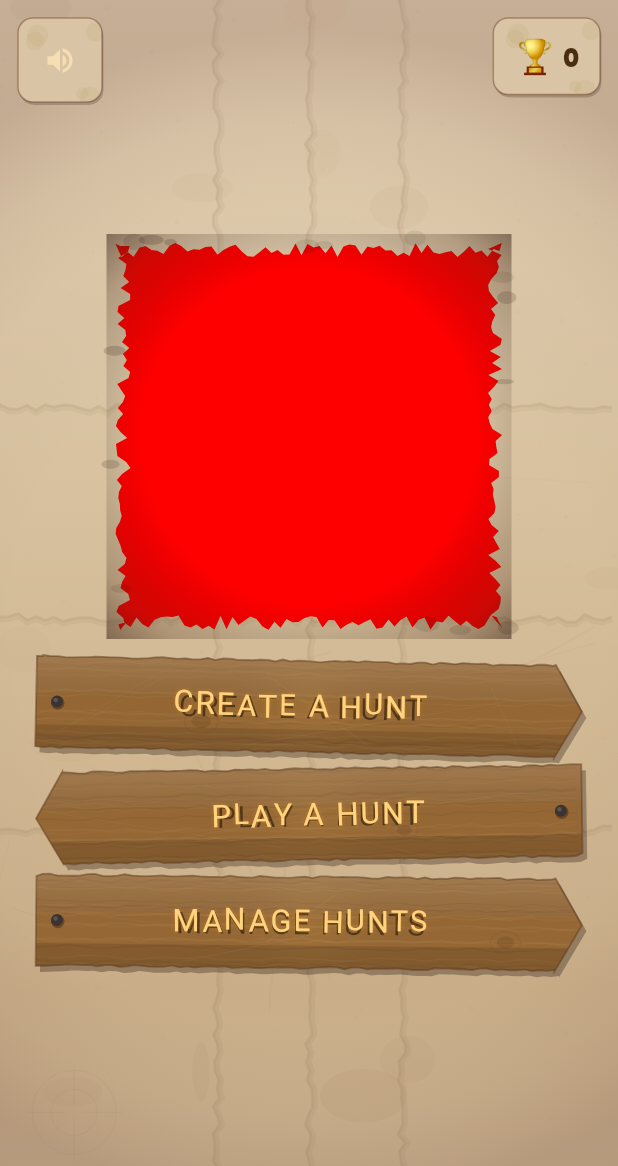
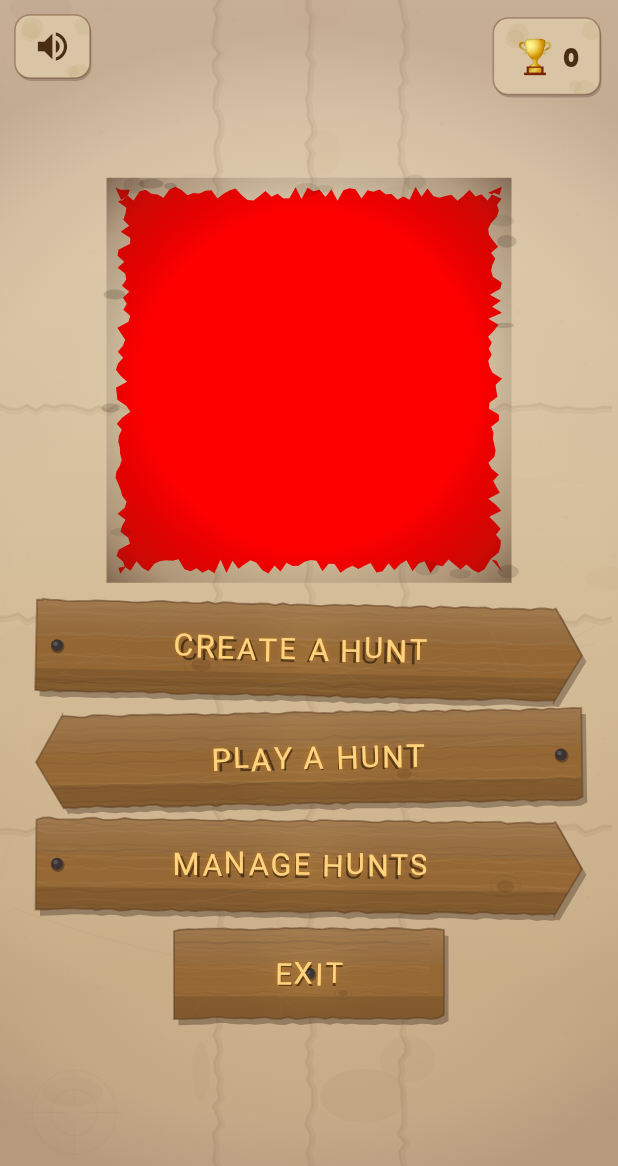
Before and after one commit to saturn1888/saturn1888, a Flutter app: the screen it shows after launch, on a phone screen of 412 x 824 dp. Shown: the top 1166 px of the screen. Run offline on Flutter 3.47's test engine with Material 3 defaults, Android fonts, the phone set to English and light mode, and no system bars; our stand-ins replace audioplayers, confetti, google_fonts, hive, hive_flutter, image_picker; accounts and stored records are empty.

Commit message:
Add treasure items, louder music, visible mute icon, exit button
Music:
- Volume increased from 35% to 70%
- Home screen mute icon now bigger (26px) with dark brown colour
  on parchment badge background, much more visible

Home screen:
- Content moved up (4px top padding instead of 8)
- New "Exit" plank button below other buttons — shorter width (180px),
  no arrow, with confirmation dialog before closing app
- Uses SystemNavigator.pop() for clean exit

Treasure items system:
- New TreasureItem model (Hive typeId 4) with name, photoPath,
  and assignedClueIndex
- Hunt model updated with treasureItems field (HiveField 9)
- New TreasureItemsScreen: add/remove items, take/pick photos per item,
  assign each item to a specific clue
- "Add Treasure Items" button in Clue Builder screen
- Items flow through: Clue Builder → Review → Hunt creation
- TreasureItemAdapter registered in main.dart

https://claude.ai/code/session_017Aw2r6LuaKG11VTUwd3Kn5

```diff
--- a/lib/main.dart
+++ b/lib/main.dart
@@ -4,6 +4,7 @@ import 'models/hunt_theme.dart';
 import 'models/clue.dart';
 import 'models/hunt.dart';
 import 'models/trophy.dart';
+import 'models/treasure_item.dart';
 import 'theme/app_theme.dart';
 import 'screens/home_screen.dart';
 import 'screens/hunt_setup_screen.dart';
@@ -16,6 +17,7 @@ import 'screens/clue_screen.dart';
 import 'screens/victory_screen.dart';
 import 'screens/trophy_cabinet_screen.dart';
 import 'screens/manage_hunts_screen.dart';
+import 'screens/treasure_items_screen.dart';
 
 void main() async {
   WidgetsFlutterBinding.ensureInitialized();
@@ -26,6 +28,7 @@ void main() async {
   Hive.registerAdapter(ClueAdapter());
   Hive.registerAdapter(HuntAdapter());
   Hive.registerAdapter(TrophyAdapter());
+  Hive.registerAdapter(TreasureItemAdapter());
 
   await Hive.openBox<Hunt>('hunts');
   await Hive.openBox<Trophy>('trophies');
@@ -55,6 +58,7 @@ class OzHuntApp extends StatelessWidget {
         '/victory': (context) => const VictoryScreen(),
         '/trophies': (context) => const TrophyCabinetScreen(),
         '/manage': (context) => const ManageHuntsScreen(),
+        '/treasure-items': (context) => const TreasureItemsScreen(),
       },
     );
   }
--- a/lib/models/hunt.dart
+++ b/lib/models/hunt.dart
@@ -1,6 +1,7 @@
 import 'package:hive/hive.dart';
 import 'clue.dart';
 import 'hunt_theme.dart';
+import 'treasure_item.dart';
 
 part 'hunt.g.dart';
 
@@ -33,6 +34,9 @@ class Hunt extends HiveObject {
   @HiveField(8)
   String? prizePhotoPath;
 
+  @HiveField(9)
+  List<TreasureItem>? treasureItems;
+
   Hunt({
     required this.id,
     required this.name,
@@ -42,6 +46,7 @@ class Hunt extends HiveObject {
     this.victoryMessage = 'You did it! Amazing treasure hunters! 🎉',
     this.prizeDescription,
     this.prizePhotoPath,
+    this.treasureItems,
     DateTime? createdAt,
   }) : createdAt = createdAt ?? DateTime.now();
 
--- /dev/null
+++ b/lib/models/treasure_item.dart
@@ -0,0 +1,21 @@
+import 'package:hive/hive.dart';
+
+part 'treasure_item.g.dart';
+
+@HiveType(typeId: 4)
+class TreasureItem extends HiveObject {
+  @HiveField(0)
+  String name;
+
+  @HiveField(1)
+  String? photoPath;
+
+  @HiveField(2)
+  int? assignedClueIndex;
+
+  TreasureItem({
+    required this.name,
+    this.photoPath,
+    this.assignedClueIndex,
+  });
+}
--- a/lib/screens/home_screen.dart
+++ b/lib/screens/home_screen.dart
@@ -1,5 +1,6 @@
 import 'dart:math';
 import 'package:flutter/material.dart';
+import 'package:flutter/services.dart';
 import 'package:google_fonts/google_fonts.dart';
 import 'package:hive_flutter/hive_flutter.dart';
 import '../models/trophy.dart';
@@ -19,6 +20,29 @@ class _HomeScreenState extends State<HomeScreen> {
   void initState() {
     super.initState();
     MusicController.instance.start();
+  }
+
+  void _showExitConfirmation(BuildContext context) {
+    showDialog(
+      context: context,
+      builder: (context) => AlertDialog(
+        title: Text('Leave OzHunt?', style: AppTheme.heading(size: 22)),
+        content: Text(
+          'Are you sure you want to exit the app?',
+          style: AppTheme.body(size: 16),
+        ),
+        actions: [
+          TextButton(
+            onPressed: () => Navigator.pop(context),
+            child: Text('Stay', style: AppTheme.body(size: 16, color: AppTheme.darkGold)),
+          ),
+          TextButton(
+            onPressed: () => SystemNavigator.pop(),
+            child: const Text('Exit', style: TextStyle(color: Colors.red)),
+          ),
+        ],
+      ),
+    );
   }
 
   @override
@@ -68,7 +92,7 @@ class _HomeScreenState extends State<HomeScreen> {
                   child: Column(
                     mainAxisAlignment: MainAxisAlignment.start,
                     children: [
-                      const SizedBox(height: 8),
+                      const SizedBox(height: 4),
                       // Logo
                       SizedBox(
                         width: 270,
@@ -131,20 +155,46 @@ class _HomeScreenState extends State<HomeScreen> {
                         onTap: () =>
                             Navigator.pushNamed(context, '/manage'),
                       ),
+                      const SizedBox(height: 10),
+                      // Exit plank — shorter, no arrow
+                      SizedBox(
+                        width: 180,
+                        child: _SignpostPlank(
+                          label: 'Exit',
+                          tilt: 0.0,
+                          arrowDirection: 0,
+                          seed: 7,
+                          onTap: () => _showExitConfirmation(context),
+                        ),
+                      ),
                       const SizedBox(height: 30),
                     ],
                   ),
                 ),
               ),
-              // Mute button top-left
+              // Mute button top-left — bigger, more visible
               Positioned(
-                top: 12,
-                left: 12,
-                child: CustomPaint(
-                  painter: _WornBadgePainter(),
-                  child: const Padding(
-                    padding: EdgeInsets.all(4),
-                    child: MuteButton(),
+                top: 10,
+                left: 10,
+                child: GestureDetector(
+                  onTap: () => MusicController.instance.toggleMute(),
+                  child: ListenableBuilder(
+                    listenable: MusicController.instance,
+                    builder: (context, _) {
+                      final muted = MusicController.instance.isMuted;
+                      return CustomPaint(
+                        painter: _WornBadgePainter(),
+                        child: Padding(
+                          padding: const EdgeInsets.symmetric(
+                              horizontal: 12, vertical: 8),
+                          child: Icon(
+                            muted ? Icons.volume_off : Icons.volume_up,
+                            color: const Color(0xFF4A2E14),
+                            size: 26,
+                          ),
+                        ),
+                      );
+                    },
                   ),
                 ),
               ),
--- a/lib/screens/review_screen.dart
+++ b/lib/screens/review_screen.dart
@@ -4,6 +4,7 @@ import 'package:uuid/uuid.dart';
 import '../models/clue.dart';
 import '../models/hunt.dart';
 import '../models/hunt_theme.dart';
+import '../models/treasure_item.dart';
 import '../theme/app_theme.dart';
 import '../widgets/parchment_background.dart';
 import '../widgets/mute_button.dart';
@@ -25,6 +26,7 @@ class _ReviewScreenState extends State<ReviewScreen> {
   late List<Clue> _clues;
   String? _prizeDescription;
   String? _prizePhotoPath;
+  List<TreasureItem> _treasureItems = [];
   bool _initialized = false;
   bool _shuffleClues = false;
 
@@ -40,6 +42,8 @@ class _ReviewScreenState extends State<ReviewScreen> {
       _clues = args['clues'] as List<Clue>;
       _prizeDescription = args['prizeDescription'] as String?;
       _prizePhotoPath = args['prizePhotoPath'] as String?;
+      _treasureItems = List<TreasureItem>.from(
+          (args['treasureItems'] as List<TreasureItem>?) ?? []);
       _initialized = true;
     }
   }
@@ -62,6 +66,7 @@ class _ReviewScreenState extends State<ReviewScreen> {
       victoryMessage: _victoryController.text.trim(),
       prizeDescription: _prizeDescription,
       prizePhotoPath: _prizePhotoPath,
+      treasureItems: _treasureItems.isEmpty ? null : _treasureItems,
     );
 
     final box = Hive.box<Hunt>('hunts');
--- a/lib/widgets/music_controller.dart
+++ b/lib/widgets/music_controller.dart
@@ -19,7 +19,7 @@ class MusicController extends ChangeNotifier {
     _started = true;
     try {
       await _player.setReleaseMode(ReleaseMode.loop);
-      await _player.setVolume(0.35);
+      await _player.setVolume(0.7);
       await _player.play(AssetSource('sounds/adventure_music.wav'));
     } catch (e) {
       // Music file not available
@@ -28,7 +28,7 @@ class MusicController extends ChangeNotifier {
 
   void toggleMute() {
     _isMuted = !_isMuted;
-    _player.setVolume(_isMuted ? 0 : 0.35);
+    _player.setVolume(_isMuted ? 0 : 0.7);
     notifyListeners();
   }
 
```
Also changed, not shown: lib/screens/clue_builder_screen.dart (+38 -0 lines), lib/screens/treasure_items_screen.dart (added, +359 -0 lines), lib/models/hunt.g.dart, lib/models/treasure_item.g.dart (added).
